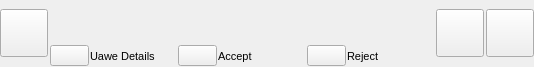
The window that nolimitgui/CommonSrc/Forms/GuiFriendRequestWidget.ui (nolimitconnect/NoLimitConnect) describes before a commit, drawn with Qt 5.
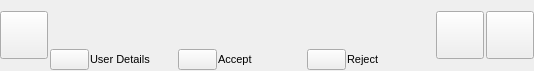
The same window after the commit. Custom widgets are drawn as their Qt base class.

Commit message: If accept friendship request then auto set friend permission

Patch:
```diff
--- a/nolimitgui/CommonSrc/Forms/GuiFriendRequestWidget.ui
+++ b/nolimitgui/CommonSrc/Forms/GuiFriendRequestWidget.ui
@@ -7,7 +7,7 @@
     <x>0</x>
     <y>0</y>
     <width>534</width>
-    <height>67</height>
+    <height>71</height>
    </rect>
   </property>
   <property name="sizePolicy">
@@ -187,7 +187,7 @@
           </sizepolicy>
          </property>
          <property name="text">
-          <string>Uawe Details</string>
+          <string>User Details</string>
          </property>
         </widget>
        </item>
```
The commit also changes 1 other file.
